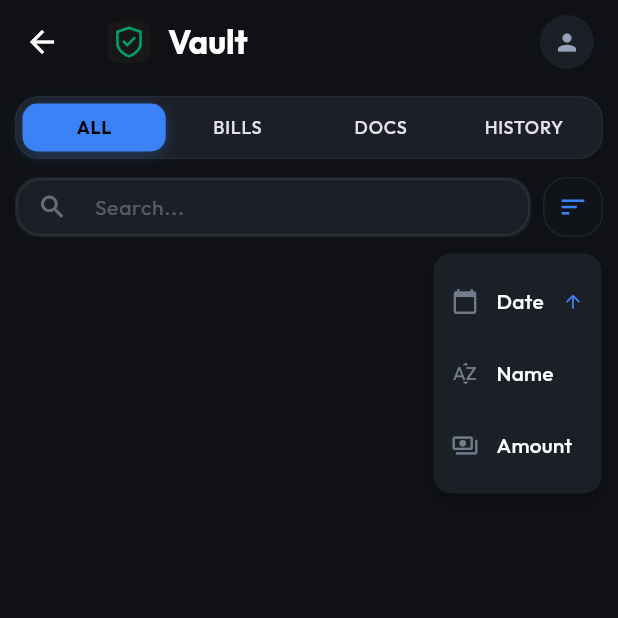
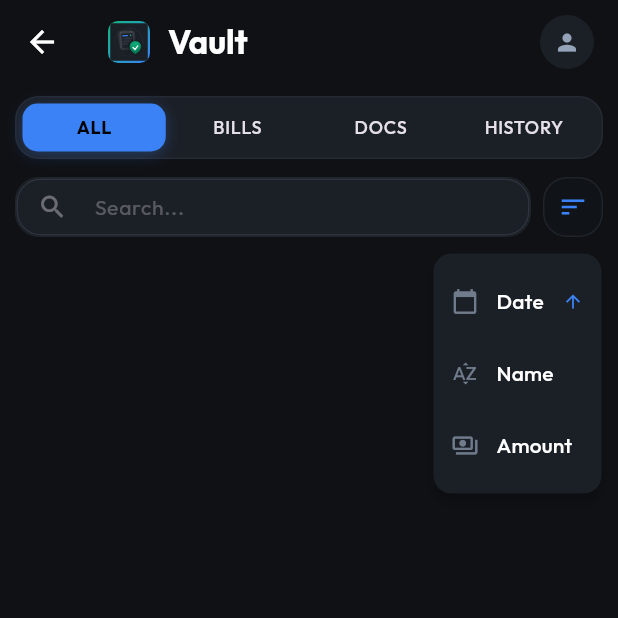
Before and after one commit to cristi1595-dot/duevault, a Flutter app: the VaultScreen screen opened directly, after a tap on the "sort" icon, on a phone screen of 412 x 824 dp, the top half of it. Run offline on Flutter 3.47's test engine with Material 3 defaults, Android fonts, the phone set to English and light mode, and no system bars; our stand-ins replace cloud_firestore, connectivity_plus, file_picker, firebase_auth, firebase_core, firebase_crashlytics and 12 more; missing offline and left inert: app_settings, disable_battery_optimization, encrypt, google_mlkit_text_recognition, googleapis, workmanager; accounts and stored records are empty; generated files the repository leaves out were written again; statements that could not run were skipped.

Commit message:
feat(branding): update app name and logo identity with premium 3D document stack

```diff
--- a/lib/screens/home_screen.dart
+++ b/lib/screens/home_screen.dart
@@ -4,6 +4,7 @@ import '../providers/vault_provider.dart';
 import '../providers/auth_provider.dart';
 import '../providers/currency_provider.dart';
 import '../widgets/global_components.dart';
+import '../widgets/duevault_logo.dart';
 import '../theme/app_theme.dart';
 import 'item_detail_screen.dart';
 import 'settings_screen.dart';
@@ -234,28 +235,9 @@ class _HomeScreenState extends ConsumerState<HomeScreen> {
                         child: Row(
                           mainAxisSize: MainAxisSize.min,
                           children: [
-                            Container(
-                              padding: const EdgeInsets.all(8),
-                              decoration: BoxDecoration(
-                                color: AppTheme.primaryAction.withValues(
-                                  alpha: 0.1,
-                                ),
-                                borderRadius: BorderRadius.circular(12),
-                                border: Border.all(
-                                  color: AppTheme.primaryAction.withValues(
-                                    alpha: 0.2,
-                                  ),
-                                ),
-                              ),
-                              child: ClipRRect(
-                                borderRadius: BorderRadius.circular(8),
-                                child: Image.asset(
-                                  'assets/images/app_icon.png',
-                                  width: 28,
-                                  height: 28,
-                                  fit: BoxFit.cover,
-                                ),
-                              ),
+                            const DueVaultLogo(
+                              size: 44,
+                              showGlow: false,
                             ),
                             const SizedBox(width: 12),
                             Column(
--- a/lib/screens/login_screen.dart
+++ b/lib/screens/login_screen.dart
@@ -4,6 +4,7 @@ import 'package:flutter_riverpod/flutter_riverpod.dart';
 import 'package:firebase_auth/firebase_auth.dart';
 import '../theme/app_theme.dart';
 import '../widgets/global_components.dart';
+import '../widgets/duevault_logo.dart';
 import '../services/auto_sync_service.dart';
 import '../providers/database_provider.dart';
 import '../models/app_config.dart';
@@ -49,13 +50,34 @@ class LoginScreen extends ConsumerWidget {
             crossAxisAlignment: CrossAxisAlignment.stretch,
             children: [
               const Spacer(),
-              // App Full Logo
-              Center(
-                child: Image.asset(
-                  'assets/images/full_logo.png',
-                  height: 120,
-                  fit: BoxFit.contain,
-                ),
+              // App Full Logo (Replaced with Custom Vector Logo)
+              Column(
+                mainAxisSize: MainAxisSize.min,
+                children: [
+                  const DueVaultLogo(size: 110),
+                  const SizedBox(height: 16),
+                  Row(
+                    mainAxisAlignment: MainAxisAlignment.center,
+                    children: [
+                      Text(
+                        'Due',
+                        style: Theme.of(context).textTheme.displaySmall?.copyWith(
+                              fontWeight: FontWeight.w900,
+                              letterSpacing: -0.5,
+                              color: Colors.white,
+                            ),
+                      ),
+                      Text(
+                        'Vault',
+                        style: Theme.of(context).textTheme.displaySmall?.copyWith(
+                              fontWeight: FontWeight.w900,
+                              letterSpacing: -0.5,
+                              color: AppTheme.safeGreen,
+                            ),
+                      ),
+                    ],
+                  ),
+                ],
               ),
               const SizedBox(height: 12),
               // Subtitle
--- a/lib/screens/vault_screen.dart
+++ b/lib/screens/vault_screen.dart
@@ -4,6 +4,7 @@ import '../providers/vault_provider.dart';
 import '../providers/auth_provider.dart';
 import '../providers/currency_provider.dart';
 import '../widgets/global_components.dart';
+import '../widgets/duevault_logo.dart';
 import '../theme/app_theme.dart';
 import 'settings_screen.dart';
 import '../constants/app_categories.dart';
@@ -200,19 +201,14 @@ class _VaultScreenState extends ConsumerState<VaultScreen> {
 
     return Scaffold(
       appBar: AppBar(
-        title: Row(
+        title: const Row(
           children: [
-            ClipRRect(
-              borderRadius: BorderRadius.circular(6),
-              child: Image.asset(
-                'assets/images/app_icon.png',
-                width: 28,
-                height: 28,
-                fit: BoxFit.cover,
-              ),
+            DueVaultLogo(
+              size: 28,
+              showGlow: false,
             ),
-            const SizedBox(width: 12),
-            const Text('Vault', style: TextStyle(fontWeight: FontWeight.bold)),
+            SizedBox(width: 12),
+            Text('Vault', style: TextStyle(fontWeight: FontWeight.bold)),
           ],
         ),
         actions: [
--- /dev/null
+++ b/lib/widgets/duevault_logo.dart
@@ -0,0 +1,308 @@
+import 'dart:ui' as ui;
+import 'package:flutter/material.dart';
+import '../theme/app_theme.dart';
+
+class DueVaultLogo extends StatelessWidget {
+  final double size;
+  final bool showGlow;
+
+  const DueVaultLogo({
+    super.key,
+    this.size = 100,
+    this.showGlow = true,
+  });
+
+  @override
+  Widget build(BuildContext context) {
+    final double borderRadius = size * 0.24;
+    return Container(
+      width: size,
+      height: size,
+      decoration: BoxDecoration(
+        borderRadius: BorderRadius.circular(borderRadius),
+        boxShadow: showGlow
+            ? [
+                BoxShadow(
+                  color: AppTheme.safeGreen.withValues(alpha: 0.15),
+                  blurRadius: size * 0.25,
+                  spreadRadius: 2,
+                ),
+              ]
+            : null,
+      ),
+      child: ClipRRect(
+        borderRadius: BorderRadius.circular(borderRadius),
+        child: Container(
+          padding: const EdgeInsets.all(1.5),
+          decoration: const BoxDecoration(
+            gradient: LinearGradient(
+              colors: [Color(0xFF10B981), Color(0xFF3B82F6)],
+              begin: Alignment.topLeft,
+              end: Alignment.bottomRight,
+            ),
+          ),
+          child: Container(
+            decoration: const BoxDecoration(
+              color: Color(0xFF1B1F26), // AppTheme.darkSurface
+            ),
+            child: Stack(
+              alignment: Alignment.center,
+              children: [
+                // Futuristic 3D Tilted Document Stack & Glowing Jewel Shield
+                Positioned.fill(
+                  child: CustomPaint(
+                    painter: _DueVaultLogoPainter(
+                      gradientStart: const ui.Color(0xFF10B981), // Emerald Mint
+                      gradientEnd: const ui.Color(0xFF3B82F6),   // Royal Blue
+                      showGlow: showGlow,
+                    ),
+                  ),
+                ),
+              ],
+            ),
+          ),
+        ),
+      ),
+    );
+  }
+}
+
+class _DueVaultLogoPainter extends CustomPainter {
+  final ui.Color gradientStart;
+  final ui.Color gradientEnd;
+  final bool showGlow;
+
+  _DueVaultLogoPainter({
+    required this.gradientStart,
+    required this.gradientEnd,
+    required this.showGlow,
+  });
+
+  @override
+  void paint(Canvas canvas, Size size) {
+    final double w = size.width;
+    final double h = size.height;
+
+    // Center of canvas
+    final Offset center = Offset(w * 0.5, h * 0.5);
+
+    // 1. Draw Time Dial / Orbit (subtle circular track representing time progression)
+    final Paint orbitPaint = Paint()
+      ..color = Colors.white.withValues(alpha: 0.04)
+      ..style = PaintingStyle.stroke
+      ..strokeWidth = w * 0.015;
+
+    canvas.drawCircle(center, w * 0.38, orbitPaint);
+
+    final Paint arcPaint = Paint()
+      ..color = gradientEnd.withValues(alpha: 0.12)
+      ..style = PaintingStyle.stroke
+      ..strokeWidth = w * 0.015
+      ..strokeCap = StrokeCap.round;
+
+    canvas.drawArc(
+      Rect.fromCircle(center: center, radius: w * 0.38),
+      -1.57, // Start from the top (~ -90 degrees)
+      1.8,   // Sweep arc length
+      false,
+      arcPaint,
+    );
+
+    // Dimensions of cards
+    final double cardW = w * 0.36;
+    final double cardH = h * 0.44;
+
+    // 2. Draw Back Document Card (Cascading depth layer)
+    canvas.save();
+    // Shift left and up, rotate by -11 degrees
+    canvas.translate(w * 0.41, h * 0.42);
+    canvas.rotate(-0.19); // -11 degrees in radians
+
+    final RRect backRRect = RRect.fromRectAndRadius(
+      Rect.fromCenter(center: Offset.zero, width: cardW, height: cardH),
+      Radius.circular(w * 0.05),
+    );
+
+    // Subtle translucent fill
+    final Paint backFillPaint = Paint()
+      ..color = const Color(0xFF171A21).withValues(alpha: 0.5)
+      ..style = PaintingStyle.fill;
+    canvas.drawRRect(backRRect, backFillPaint);
+
+    // Subtle border
+    final Paint backBorderPaint = Paint()
+      ..color = Colors.white.withValues(alpha: 0.06)
+      ..style = PaintingStyle.stroke
+      ..strokeWidth = 1.0;
+    canvas.drawRRect(backRRect, backBorderPaint);
+
+    canvas.restore();
+
+    // 3. Draw Front Document Card (The "D" Shape & Main Invoice Metaphor)
+    canvas.save();
+    // Shift slightly down and right, rotate by -5 degrees
+    canvas.translate(w * 0.46, h * 0.46);
+    canvas.rotate(-0.08); // -5 degrees in radians
+
+    final RRect frontRRect = RRect.fromRectAndRadius(
+      Rect.fromCenter(center: Offset.zero, width: cardW, height: cardH),
+      Radius.circular(w * 0.05),
+    );
+
+    // Glow under the front card
+    if (showGlow) {
+      final Paint cardGlowPaint = Paint()
+        ..color = gradientStart.withValues(alpha: 0.12)
+        ..style = PaintingStyle.fill
+        ..imageFilter = ui.ImageFilter.blur(
+          sigmaX: w * 0.06,
+          sigmaY: w * 0.06,
+        );
+      canvas.drawRRect(frontRRect, cardGlowPaint);
+    }
+
+    // Card background fill with satin gloss gradient reflection (obsidian metallic feel)
+    final Paint cardFillPaint = Paint()
+      ..shader = ui.Gradient.linear(
+        Offset(-cardW * 0.5, -cardH * 0.5),
+        Offset(cardW * 0.5, cardH * 0.5),
+        const [
+          Color(0xFF13161C), // Deep black-blue
+          Color(0xFF222731), // Satin light gloss band
+          Color(0xFF13161C), // Deep black-blue
+        ],
+        const [0.0, 0.45, 1.0],
+      )
+      ..style = PaintingStyle.fill;
+    canvas.drawRRect(frontRRect, cardFillPaint);
+
+    // Card Border (Fine premium gradient border)
+    final Paint cardBorderPaint = Paint()
+      ..shader = ui.Gradient.linear(
+        Offset(-cardW * 0.5, -cardH * 0.5),
+        Offset(cardW * 0.5, cardH * 0.5),
+        [Colors.white.withValues(alpha: 0.18), Colors.white.withValues(alpha: 0.04)],
+      )
+      ..style = PaintingStyle.stroke
+      ..strokeWidth = 1.5;
+    canvas.drawRRect(frontRRect, cardBorderPaint);
+
+    // 4. Draw Invoice Details inside the Front Card (Rotated perfectly with the card)
+    // Glowing Title line
+    final Paint titlePaint = Paint()
+      ..color = gradientEnd // Royal Blue / Cyan
+      ..style = PaintingStyle.stroke
+      ..strokeWidth = w * 0.035
+      ..strokeCap = StrokeCap.round;
+    canvas.drawLine(
+      Offset(-cardW * 0.32, -cardH * 0.30),
+      Offset(cardW * 0.02, -cardH * 0.30),
+      titlePaint,
+    );
+
+    // Tiny Active Alert Badge on the document
+    final Paint alertBadgePaint = Paint()
+      ..color = gradientStart // Mint Green
+      ..style = PaintingStyle.fill;
+    canvas.drawCircle(Offset(cardW * 0.26, -cardH * 0.30), w * 0.02, alertBadgePaint);
+
+    // Breakdown lines
+    final Paint linePaint = Paint()
+      ..color = Colors.white.withValues(alpha: 0.15)
+      ..style = PaintingStyle.stroke
+      ..strokeWidth = w * 0.015
+      ..strokeCap = StrokeCap.round;
+
+    // Line 1
+    canvas.drawLine(
+      Offset(-cardW * 0.32, -cardH * 0.12),
+      Offset(cardW * 0.30, -cardH * 0.12),
+      linePaint,
+    );
+    // Line 2
+    canvas.drawLine(
+      Offset(-cardW * 0.32, cardH * 0.04),
+      Offset(cardW * 0.20, cardH * 0.04),
+      linePaint,
+    );
+    // Line 3
+    canvas.drawLine(
+      Offset(-cardW * 0.32, cardH * 0.20),
+      Offset(-cardW * 0.02, cardH * 0.20),
+      linePaint,
+    );
+
+    canvas.restore();
+
+    // 5. Draw the Protective Shield (The "V" Shape & Security Metaphor)
+    // Drawn in global coords (unrotated) to anchor the entire layout visually
+    final double cx = w * 0.67;
+    final double cy = h * 0.65;
+    final double r = w * 0.18; // Slightly larger for extra prominence
+
+    final Path shieldPath = Path();
+    shieldPath.moveTo(cx, cy - r); // Top center
+    // Curve to top-right
+    shieldPath.quadraticBezierTo(cx + r * 0.85, cy - r * 0.9, cx + r * 0.85, cy - r * 0.2);
+    // Curve to bottom point (Creating the beautiful pointed V vertex)
+    shieldPath.quadraticBezierTo(cx + r * 0.85, cy + r * 0.5, cx, cy + r);
+    // Curve to bottom-left
+    shieldPath.quadraticBezierTo(cx - r * 0.85, cy + r * 0.5, cx - r * 0.85, cy - r * 0.2);
+    // Curve to top-left
+    shieldPath.quadraticBezierTo(cx - r * 0.85, cy - r * 0.9, cx, cy - r);
+    shieldPath.close();
+
+    // Shield Halo Glow
+    if (showGlow) {
+      final Paint shieldGlowPaint = Paint()
+        ..color = gradientStart.withValues(alpha: 0.35)
+        ..style = PaintingStyle.fill
+        ..imageFilter = ui.ImageFilter.blur(
+          sigmaX: w * 0.04,
+          sigmaY: w * 0.04,
+        );
+      canvas.drawPath(shieldPath, shieldGlowPaint);
+    }
+
+    // Shield Fill - Beautiful 3D Gradient (Emerald to Forest green) for jeweled dome effect
+    final Paint shieldFillPaint = Paint()
+      ..shader = ui.Gradient.linear(
+        Offset(cx, cy - r),
+        Offset(cx, cy + r),
+        const [
+          Color(0xFF10B981), // Glowing Emerald
+          Color(0xFF047857), // Deep Secure Green
+        ],
+      )
+      ..style = PaintingStyle.fill;
+    canvas.drawPath(shieldPath, shieldFillPaint);
+
+    // Shield Dark inner border for maximum premium contrast
+    final Paint shieldBorderPaint = Paint()
+      ..color = Colors.black.withValues(alpha: 0.15)
+      ..style = PaintingStyle.stroke
+      ..strokeWidth = 2.0;
+    canvas.drawPath(shieldPath, shieldBorderPaint);
+
+    // 6. Draw the White Checkmark inside the Shield (Completion & Safety)
+    final Paint checkPaint = Paint()
+      ..color = Colors.white
+      ..style = PaintingStyle.stroke
+      ..strokeWidth = r * 0.18
+      ..strokeCap = StrokeCap.round;
+
+    final Path checkPath = Path();
+    checkPath.moveTo(cx - r * 0.35, cy - r * 0.02);
+    checkPath.lineTo(cx - r * 0.05, cy + r * 0.28);
+    checkPath.lineTo(cx + r * 0.35, cy - r * 0.25);
+
+    canvas.drawPath(checkPath, checkPaint);
+  }
+
+  @override
+  bool shouldRepaint(covariant _DueVaultLogoPainter oldDelegate) {
+    return oldDelegate.gradientStart != gradientStart ||
+        oldDelegate.gradientEnd != gradientEnd ||
+        oldDelegate.showGlow != showGlow;
+  }
+}
```
